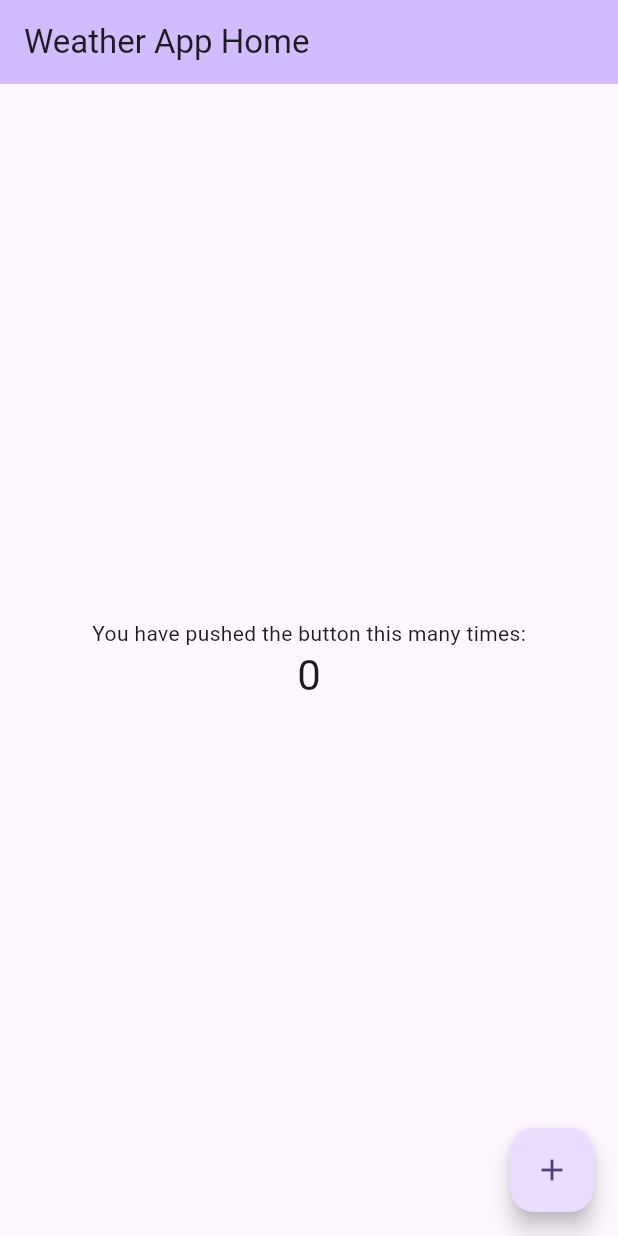
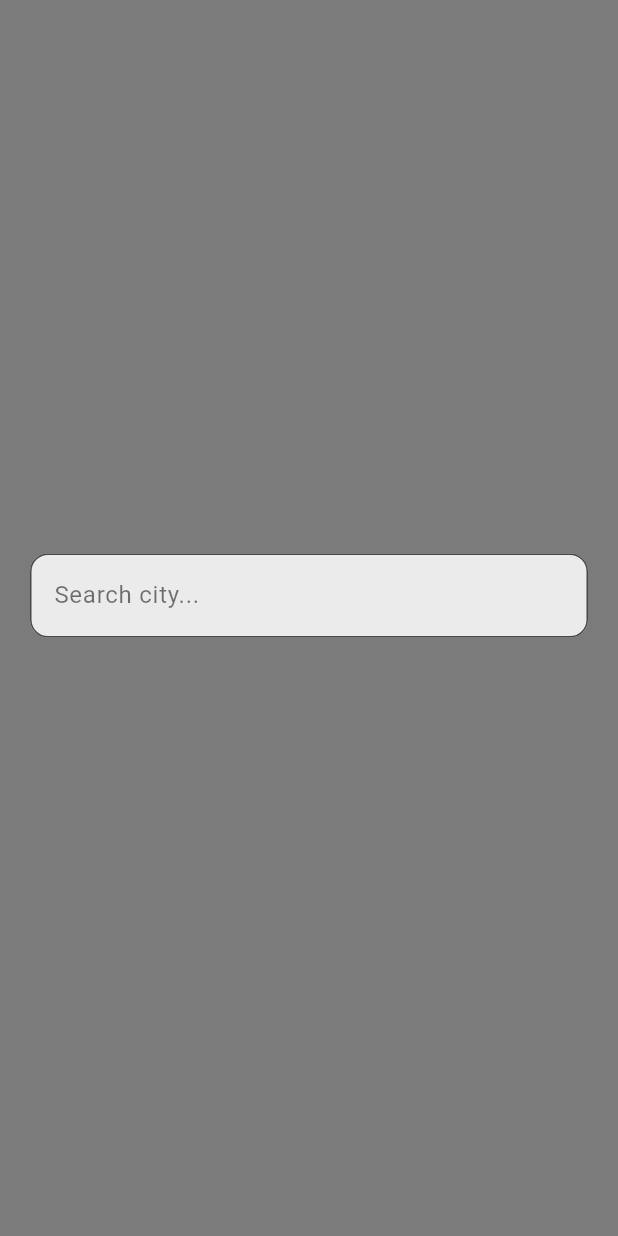
Before and after one commit to FreelanceFrameworks/Weather, a Flutter app: the screen it shows after launch, on a phone screen of 412 x 824 dp. Run offline on Flutter 3.47's test engine with Material 3 defaults, Android fonts, the phone set to English and light mode, and no system bars; our stand-ins replace cached_network_image, flutter_dotenv.

Commit message:
Added background image features

```diff
--- a/Weather/weather_app/analysis_options.yaml
+++ b/Weather/weather_app/analysis_options.yaml
@@ -7,6 +7,9 @@
 
 # The following line activates a set of recommended lints for Flutter apps,
 # packages, and plugins designed to encourage good coding practices.
+analyzer:
+  errors:
+    avoid_print: ignore
 include: package:flutter_lints/flutter.yaml
 
 linter:
--- a/Weather/weather_app/lib/main.dart
+++ b/Weather/weather_app/lib/main.dart
@@ -1,9 +1,9 @@
 import 'package:flutter/material.dart';
 import 'package:flutter_dotenv/flutter_dotenv.dart';
+import 'screens/home_screen.dart';
 
 Future<void> main() async {
-  WidgetsFlutterBinding.ensureInitialized();
-  await dotenv.load(fileName: ".env"); // ✅ Load .env before runApp
+  await dotenv.load(fileName: ".env");
   runApp(const MyApp());
 }
 
@@ -12,57 +12,9 @@ class MyApp extends StatelessWidget {
 
   @override
   Widget build(BuildContext context) {
-    return MaterialApp(
-      title: 'Weather App',
-      theme: ThemeData(
-        colorScheme: ColorScheme.fromSeed(seedColor: Colors.deepPurple),
-      ),
-      home: const MyHomePage(title: 'Weather App Home'),
+    return const MaterialApp(
+      debugShowCheckedModeBanner: false,
+      home: HomeScreen(),
     );
   }
 }
-
-class MyHomePage extends StatefulWidget {
-  const MyHomePage({super.key, required this.title});
-  final String title;
-
-  @override
-  State<MyHomePage> createState() => _MyHomePageState();
-}
-
-class _MyHomePageState extends State<MyHomePage> {
-  int _counter = 0;
-
-  void _incrementCounter() {
-    setState(() {
-      _counter++;
-    });
-  }
-
-  @override
-  Widget build(BuildContext context) {
-    return Scaffold(
-      appBar: AppBar(
-        backgroundColor: Theme.of(context).colorScheme.inversePrimary,
-        title: Text(widget.title),
-      ),
-      body: Center(
-        child: Column(
-          mainAxisAlignment: MainAxisAlignment.center,
-          children: <Widget>[
-            const Text('You have pushed the button this many times:'),
-            Text(
-              '$_counter',
-              style: Theme.of(context).textTheme.headlineMedium,
-            ),
-          ],
-        ),
-      ),
-      floatingActionButton: FloatingActionButton(
-        onPressed: _incrementCounter,
-        tooltip: 'Increment',
-        child: const Icon(Icons.add),
-      ),
-    );
-  }
-}
--- /dev/null
+++ b/Weather/weather_app/lib/screens/home_screen.dart
@@ -0,0 +1,166 @@
+import 'package:flutter/material.dart';
+import 'package:cached_network_image/cached_network_image.dart';
+import 'package:flutter_dotenv/flutter_dotenv.dart';
+import 'package:http/http.dart' as http;
+import 'dart:convert';
+import '../services/weather_api.dart';
+
+class HomeScreen extends StatefulWidget {
+  const HomeScreen({super.key});
+
+  @override
+  State<HomeScreen> createState() => _HomeScreenState();
+}
+
+class _HomeScreenState extends State<HomeScreen> {
+  final _controller = TextEditingController();
+  Map<String, dynamic>? _weather;
+  String? _backgroundUrl;
+  bool _loading = false;
+
+  Future<void> _getWeather(String city) async {
+    setState(() => _loading = true);
+    try {
+      final data = await WeatherApi().fetchWeather(city);
+      final condition = data['weather'][0]['main'].toString().toLowerCase();
+      final isDaytime = _isDaytime(data);
+
+      final keyword = _getWeatherMood(condition, isDaytime);
+      final imageUrl = await _fetchCityImage(city, keyword);
+
+      setState(() {
+        _weather = data;
+        _backgroundUrl = imageUrl;
+      });
+    } catch (e) {
+      print("Error fetching data: $e");
+    } finally {
+      setState(() => _loading = false);
+    }
+  }
+
+  /// Determine if it's daytime at the city location
+  bool _isDaytime(Map<String, dynamic> weatherData) {
+    final currentTime =
+        DateTime.now().toUtc().millisecondsSinceEpoch ~/ 1000; // seconds
+    final sunrise = weatherData['sys']?['sunrise'] ?? 0;
+    final sunset = weatherData['sys']?['sunset'] ?? 0;
+
+    return currentTime >= sunrise && currentTime < sunset;
+  }
+
+  /// Return descriptive keyword for Pexels query (city + mood + time of day)
+  String _getWeatherMood(String condition, bool isDaytime) {
+    if (condition.contains('rain')) return isDaytime ? 'rainy city daytime' : 'rainy city night';
+    if (condition.contains('cloud')) return isDaytime ? 'cloudy skyline daytime' : 'cloudy skyline night';
+    if (condition.contains('snow')) return isDaytime ? 'snowy city day' : 'snowy city night';
+    if (condition.contains('clear')) return isDaytime ? 'sunny city day' : 'night city lights';
+    if (condition.contains('storm') || condition.contains('thunder')) {
+      return isDaytime ? 'stormy city clouds' : 'lightning storm city night';
+    }
+    return isDaytime ? 'daytime cityscape' : 'city skyline at night';
+  }
+
+  /// Fetch image from Pexels based on city + mood
+  Future<String?> _fetchCityImage(String city, String mood) async {
+    final apiKey = dotenv.env['PEXELS_API_KEY'];
+    final url = Uri.parse(
+        'https://api.pexels.com/v1/search?query=$city+$mood&orientation=landscape&per_page=1');
+
+    final response = await http.get(url, headers: {'Authorization': apiKey ?? ''});
+
+    if (response.statusCode == 200) {
+      final jsonData = jsonDecode(response.body);
+      if (jsonData['photos'] != null && jsonData['photos'].isNotEmpty) {
+        return jsonData['photos'][0]['src']['large2x'];
+      }
+    }
+    return null;
+  }
+
+  @override
+  Widget build(BuildContext context) {
+    final city = _weather?['name'] ?? 'Enter a city';
+    final temp = _weather?['main']?['temp']?.toStringAsFixed(1) ?? '--';
+    final desc = _weather?['weather']?[0]?['description'] ?? '';
+
+    return Scaffold(
+      body: Stack(
+        fit: StackFit.expand,
+        children: [
+          AnimatedSwitcher(
+            duration: const Duration(seconds: 1),
+            child: _backgroundUrl != null
+                ? CachedNetworkImage(
+                    key: ValueKey(_backgroundUrl),
+                    imageUrl: _backgroundUrl!,
+                    fit: BoxFit.cover,
+                    placeholder: (context, url) =>
+                        Container(color: Colors.grey.shade300),
+                    errorWidget: (context, url, error) =>
+                        Container(color: Colors.grey.shade400),
+                  )
+                : Container(color: Colors.grey.shade300),
+          ),
+          Container(color: Colors.black.withOpacity(0.45)),
+
+          Center(
+            child: Padding(
+              padding: const EdgeInsets.all(20.0),
+              child: Column(
+                mainAxisAlignment: MainAxisAlignment.center,
+                children: [
+                  TextField(
+                    controller: _controller,
+                    textInputAction: TextInputAction.search,
+                    onSubmitted: (value) => _getWeather(value),
+                    style: const TextStyle(color: Colors.black),
+                    decoration: InputDecoration(
+                      filled: true,
+                      fillColor: Colors.white.withOpacity(0.85),
+                      hintText: 'Search city...',
+                      hintStyle: const TextStyle(color: Colors.black54),
+                      border: OutlineInputBorder(
+                        borderRadius: BorderRadius.circular(12),
+                      ),
+                    ),
+                  ),
+                  const SizedBox(height: 30),
+
+                  if (_loading)
+                    const CircularProgressIndicator(color: Colors.white)
+                  else if (_weather != null) ...[
+                    Text(
+                      city,
+                      style: const TextStyle(
+                        fontSize: 38,
+                        color: Colors.white,
+                        fontWeight: FontWeight.bold,
+                      ),
+                    ),
+                    const SizedBox(height: 10),
+                    Text(
+                      '$temp°C',
+                      style: const TextStyle(
+                        fontSize: 60,
+                        color: Colors.white,
+                        fontWeight: FontWeight.w300,
+                      ),
+                    ),
+                    Text(
+                      desc.toUpperCase(),
+                      style: const TextStyle(
+                        fontSize: 20,
+                        color: Colors.white70,
+                      ),
+                    ),
+                  ],
+                ],
+              ),
+            ),
+          ),
+        ],
+      ),
+    );
+  }
+}
--- a/Weather/weather_app/lib/screens/weather_home.dart
+++ b/Weather/weather_app/lib/screens/weather_home.dart
@@ -20,10 +20,8 @@ class _WeatherHomePageState extends State<WeatherHomePage> {
 
     try {
       final data = await WeatherAPI.fetchWeather(_cityController.text);
-      setState(() {
-        _weatherInfo =
-            "${data.city}, ${data.country}\nTemp: ${data.temp}°C\nHumidity: ${data.humidity}%\n${data.description}";
-      });
+      setState(() => _weatherInfo =
+            "${data.city}, ${data.country}\nTemp: ${data.temp}°C\nHumidity: ${data.humidity}%\n${data.description}");
     } catch (e) {
       setState(() => _weatherInfo = "Error: $e");
     } finally {
--- a/Weather/weather_app/lib/services/weather_api.dart
+++ b/Weather/weather_app/lib/services/weather_api.dart
@@ -1,28 +1,19 @@
 import 'dart:convert';
+import 'package:flutter_dotenv/flutter_dotenv.dart';
 import 'package:http/http.dart' as http;
-import '../models/weather_model.dart';
-import '../utils/constraints.dart';
 
-class WeatherAPI {
-  static Future<WeatherModel> fetchWeather(String city) async {
-    // 1️⃣ Get city coordinates
-    final cityUrl =
-        'https://api.openweathermap.org/data/2.5/weather?q=$city&units=metric&appid=$apiKey';
-    final cityRes = await http.get(Uri.parse(cityUrl));
-    if (cityRes.statusCode != 200) throw Exception("City not found");
+class WeatherApi {
+  final String apiKey = dotenv.env['API_KEY'] ?? '';
+  final String baseUrl = dotenv.env['API_URL'] ?? '';
 
-    final cityData = jsonDecode(cityRes.body);
-    final lat = cityData['coord']['lat'];
-    final lon = cityData['coord']['lon'];
+  Future<Map<String, dynamic>> fetchWeather(String city) async {
+    final url = Uri.parse('$baseUrl/weather?q=$city&appid=$apiKey&units=metric');
+    final response = await http.get(url);
 
-    // 2️⃣ Get One Call API weather details
-    final oneCallUrl =
-        'https://api.openweathermap.org/data/3.0/onecall?lat=$lat&lon=$lon&units=metric&appid=$apiKey';
-    final forecastRes = await http.get(Uri.parse(oneCallUrl));
-    if (forecastRes.statusCode != 200) throw Exception("Weather data not found");
-
-    final forecastData = jsonDecode(forecastRes.body);
-
-    return WeatherModel.fromJson(cityData, forecastData);
+    if (response.statusCode == 200) {
+      return json.decode(response.body);
+    } else {
+      throw Exception('Failed to fetch weather: ${response.statusCode}');
+    }
   }
 }
--- a/Weather/weather_app/pubspec.yaml
+++ b/Weather/weather_app/pubspec.yaml
@@ -10,6 +10,9 @@ dependencies:
     sdk: flutter
   flutter_dotenv: ^6.0.0
   cupertino_icons: ^1.0.8
+  http: ^1.5.0
+  material: ^1.0.1
+  cached_network_image: ^3.3.0
 
 dev_dependencies:
   flutter_test:
@@ -18,3 +21,5 @@ dev_dependencies:
 
 flutter:
   uses-material-design: true
+  assets:
+    - .env
```
Also changed, not shown: Weather/weather_app/lib/widgets/weather_card.dart (+39 -0 lines), Weather/weather_app/pubspec.lock, 1 other file.
